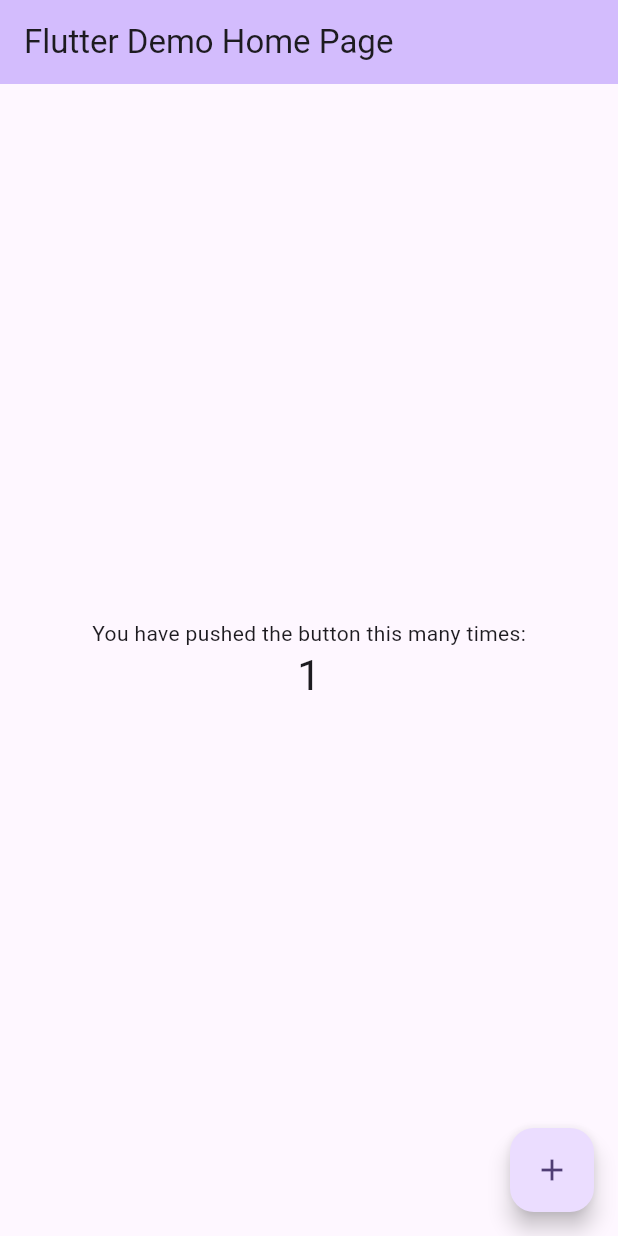
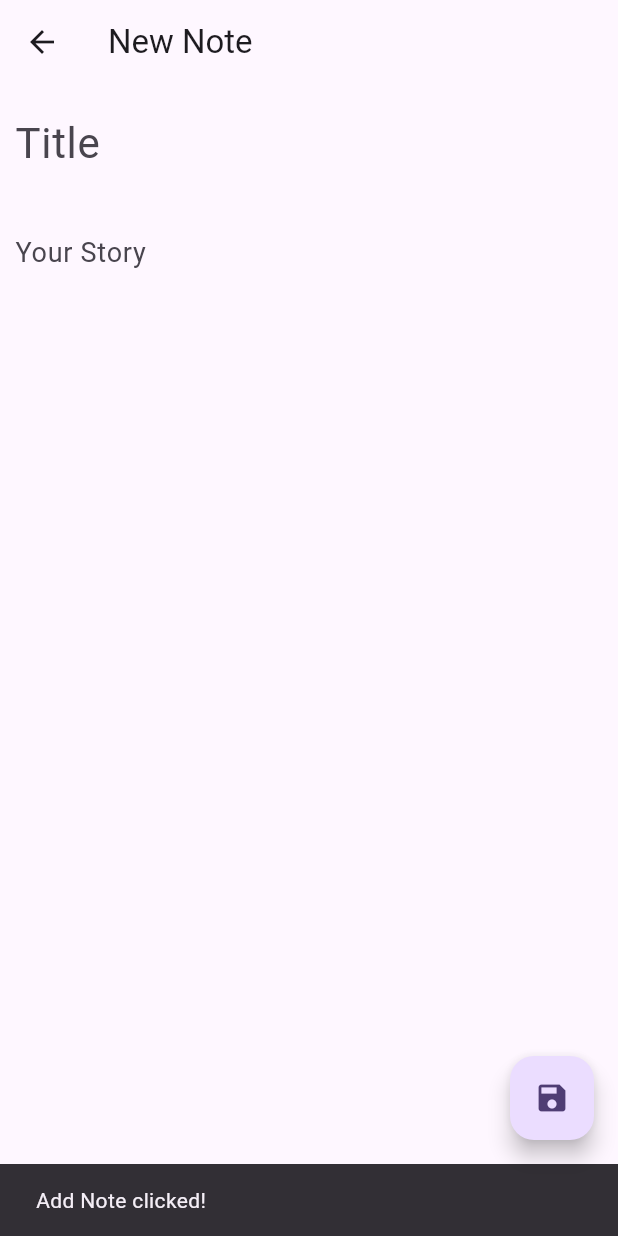
Before and after one commit to gtmpras/notes, a Flutter app: the screen it shows after launch, after a tap on the "add" icon, on a phone screen of 412 x 824 dp. Run offline on Flutter 3.47's test engine with Material 3 defaults, Android fonts, the phone set to English and light mode, and no system bars.

Commit message:
CRUD applied

```diff
--- a/lib/main.dart
+++ b/lib/main.dart
@@ -1,4 +1,6 @@
 import 'package:flutter/material.dart';
+
+import 'pages/home_page.dart';
 
 void main() {
   runApp(const MyApp());
@@ -6,120 +8,16 @@ void main() {
 
 class MyApp extends StatelessWidget {
   const MyApp({super.key});
-
-  // This widget is the root of your application.
   @override
   Widget build(BuildContext context) {
     return MaterialApp(
       title: 'Flutter Demo',
       theme: ThemeData(
-        // This is the theme of your application.
-        //
-        // TRY THIS: Try running your application with "flutter run". You'll see
-        // the application has a purple toolbar. Then, without quitting the app,
-        // try changing the seedColor in the colorScheme below to Colors.green
-        // and then invoke "hot reload" (save your changes or press the "hot
-        // reload" button in a Flutter-supported IDE, or press "r" if you used
-        // the command line to start the app).
-        //
-        // Notice that the counter didn't reset back to zero; the application
-        // state is not lost during the reload. To reset the state, use hot
-        // restart instead.
-        //
-        // This works for code too, not just values: Most code changes can be
-        // tested with just a hot reload.
+
         colorScheme: ColorScheme.fromSeed(seedColor: Colors.deepPurple),
         useMaterial3: true,
       ),
-      home: const MyHomePage(title: 'Flutter Demo Home Page'),
+      home: HomePage(),
     );
   }
 }
-
-class MyHomePage extends StatefulWidget {
-  const MyHomePage({super.key, required this.title});
-
-  // This widget is the home page of your application. It is stateful, meaning
-  // that it has a State object (defined below) that contains fields that affect
-  // how it looks.
-
-  // This class is the configuration for the state. It holds the values (in this
-  // case the title) provided by the parent (in this case the App widget) and
-  // used by the build method of the State. Fields in a Widget subclass are
-  // always marked "final".
-
-  final String title;
-
-  @override
-  State<MyHomePage> createState() => _MyHomePageState();
-}
-
-class _MyHomePageState extends State<MyHomePage> {
-  int _counter = 0;
-
-  void _incrementCounter() {
-    setState(() {
-      // This call to setState tells the Flutter framework that something has
-      // changed in this State, which causes it to rerun the build method below
-      // so that the display can reflect the updated values. If we changed
-      // _counter without calling setState(), then the build method would not be
-      // called again, and so nothing would appear to happen.
-      _counter++;
-    });
-  }
-
-  @override
-  Widget build(BuildContext context) {
-    // This method is rerun every time setState is called, for instance as done
-    // by the _incrementCounter method above.
-    //
-    // The Flutter framework has been optimized to make rerunning build methods
-    // fast, so that you can just rebuild anything that needs updating rather
-    // than having to individually change instances of widgets.
-    return Scaffold(
-      appBar: AppBar(
-        // TRY THIS: Try changing the color here to a specific color (to
-        // Colors.amber, perhaps?) and trigger a hot reload to see the AppBar
-        // change color while the other colors stay the same.
-        backgroundColor: Theme.of(context).colorScheme.inversePrimary,
-        // Here we take the value from the MyHomePage object that was created by
-        // the App.build method, and use it to set our appbar title.
-        title: Text(widget.title),
-      ),
-      body: Center(
-        // Center is a layout widget. It takes a single child and positions it
-        // in the middle of the parent.
-        child: Column(
-          // Column is also a layout widget. It takes a list of children and
-          // arranges them vertically. By default, it sizes itself to fit its
-          // children horizontally, and tries to be as tall as its parent.
-          //
-          // Column has various properties to control how it sizes itself and
-          // how it positions its children. Here we use mainAxisAlignment to
-          // center the children vertically; the main axis here is the vertical
-          // axis because Columns are vertical (the cross axis would be
-          // horizontal).
-          //
-          // TRY THIS: Invoke "debug painting" (choose the "Toggle Debug Paint"
-          // action in the IDE, or press "p" in the console), to see the
-          // wireframe for each widget.
-          mainAxisAlignment: MainAxisAlignment.center,
-          children: <Widget>[
-            const Text(
-              'You have pushed the button this many times:',
-            ),
-            Text(
-              '$_counter',
-              style: Theme.of(context).textTheme.headlineMedium,
-            ),
-          ],
-        ),
-      ),
-      floatingActionButton: FloatingActionButton(
-        onPressed: _incrementCounter,
-        tooltip: 'Increment',
-        child: const Icon(Icons.add),
-      ), // This trailing comma makes auto-formatting nicer for build methods.
-    );
-  }
-}
--- /dev/null
+++ b/lib/models/note_model.dart
@@ -0,0 +1,10 @@
+// ignore_for_file: public_member_api_docs, sort_constructors_first
+class Note {
+  final String title;
+  final String body;
+
+  Note({
+    required this.title,
+    required this.body,
+  });
+}
--- /dev/null
+++ b/lib/pages/create_note_page.dart
@@ -0,0 +1,66 @@
+import 'package:flutter/material.dart';
+import 'package:notes/models/note_model.dart';
+
+class CreateNotePage extends StatefulWidget {
+  const CreateNotePage({super.key, required this.onNewNoteCreated});
+
+  final Function(Note) onNewNoteCreated;
+
+  @override
+  State<CreateNotePage> createState() => _CreateNotePageState();
+}
+
+class _CreateNotePageState extends State<CreateNotePage> {
+  final titleController = TextEditingController();
+  final bodyController = TextEditingController();
+  @override
+  Widget build(BuildContext context) {
+    return Scaffold(
+      appBar: AppBar(
+        title: const Text("New Note"),
+      ),
+      body: Padding(
+        padding: const EdgeInsets.all(10.0),
+        child: Column(
+          children: [
+            TextFormField(
+              controller: titleController,
+              style: const TextStyle(
+                fontSize: 28,
+              ),
+              decoration: const InputDecoration(
+                  border: InputBorder.none, hintText: "Title"),
+            ),
+            const SizedBox(
+              height: 20,
+            ),
+            TextFormField(
+              controller: bodyController,
+              style: const TextStyle(
+                fontSize: 18,
+              ),
+              decoration: const InputDecoration(
+                  border: InputBorder.none, hintText: "Your Story"),
+            ),
+          ],
+        ),
+      ),
+      floatingActionButton: FloatingActionButton(
+        onPressed: () {
+          if (titleController.text.isEmpty) {
+            return;
+          }
+          if (bodyController.text.isEmpty) {
+            return;
+          }
+          final note =
+              Note(body: bodyController.text, title: titleController.text);
+
+          widget.onNewNoteCreated(note);
+          Navigator.of(context).pop();
+        },
+        child: Icon(Icons.save),
+      ),
+    );
+  }
+}
--- /dev/null
+++ b/lib/pages/home_page.dart
@@ -0,0 +1,65 @@
+import 'package:flutter/material.dart';
+import 'package:notes/models/note_model.dart';
+import 'package:notes/widgets/note_card.dart';
+
+import 'create_note_page.dart';
+
+class HomePage extends StatefulWidget {
+  const HomePage({super.key});
+
+  @override
+  State<HomePage> createState() => _HomePageState();
+}
+
+class _HomePageState extends State<HomePage> {
+  List<Note> notes = List.empty(growable: true);
+  @override
+  Widget build(BuildContext context) {
+    return Scaffold(
+      appBar: AppBar(
+        title: const Text("Notes"),
+        centerTitle: true,
+        backgroundColor: Colors.orange,
+      ),
+      body: Column(
+        mainAxisAlignment: MainAxisAlignment.center,
+        crossAxisAlignment: CrossAxisAlignment.center,
+        children: [
+          Expanded(
+            child: ListView.builder(
+              itemCount: notes.length,
+              itemBuilder: (context, index) {
+                return NoteCard(note: notes[index], index: index, onNoteDeleted: onNoteDeleted);
+              },
+            ),
+          ),
+        ],
+      ),
+      floatingActionButton: FloatingActionButton(
+        backgroundColor: Colors.orange,
+        child: const Icon(
+          Icons.add,
+          color: Colors.white,
+        ),
+        onPressed: () {
+          ScaffoldMessenger.of(context).showSnackBar(
+            const SnackBar(content: Text("Add Note clicked!")),
+          );
+          Navigator.push(context, MaterialPageRoute(builder: (context)=> CreateNotePage(onNewNoteCreated: onNoteCreated,)));        },
+      ),
+    );
+  }
+  void onNoteCreated(Note note){
+    notes.add(note);
+    setState(() {
+
+    });
+  }
+
+  void onNoteDeleted(int index){
+    notes.removeAt(index);
+    setState(() {
+
+    });
+  }
+}
--- /dev/null
+++ b/lib/widgets/note_card.dart
@@ -0,0 +1,32 @@
+import 'package:flutter/material.dart';
+import 'package:notes/models/note_model.dart';
+import 'package:notes/pages/note_view.dart';
+
+class NoteCard extends StatelessWidget {
+  const NoteCard({super.key, required this.note, required this.onNoteDeleted, required this.index});
+
+  final Note note;
+  final int index;
+
+  final Function(int) onNoteDeleted;
+  @override
+  Widget build(BuildContext context) {
+    return InkWell(
+      onTap: (){
+        Navigator.of(context).push(MaterialPageRoute(builder: (context)=> NoteView( note: note, index: index, onNoteDeleted: onNoteDeleted,)));
+      },
+      child: Card(
+                    child: Padding(padding: EdgeInsets.all(10),
+                    child: Column(
+                      crossAxisAlignment: CrossAxisAlignment.start,
+                      children: [
+                        Text(note.title,style: TextStyle(fontSize: 20),),
+                        SizedBox(height: 10,),
+                        Text(note.body,style: TextStyle(fontSize: 20),maxLines: 2, overflow: TextOverflow.ellipsis,),
+
+                      ],
+                    ),),
+                  ),
+    );
+  }
+}
```
Also changed, not shown: lib/pages/note_view.dart (added, +62 -0 lines).
